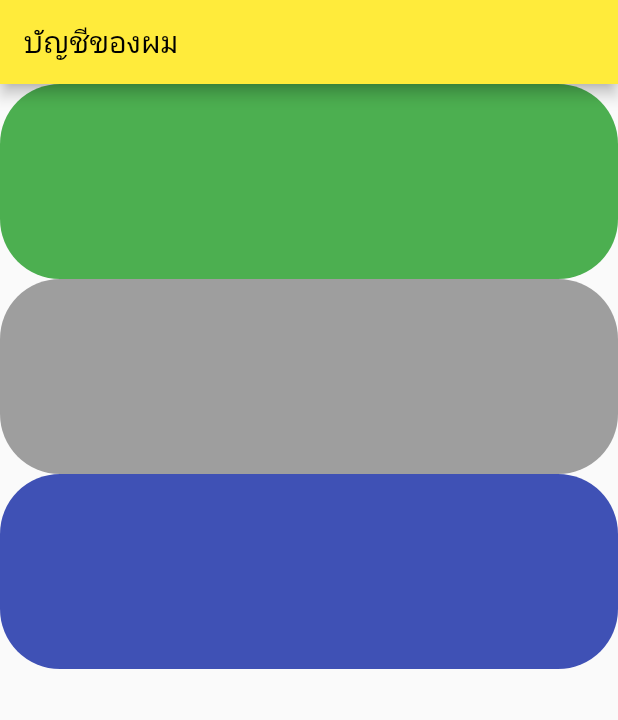
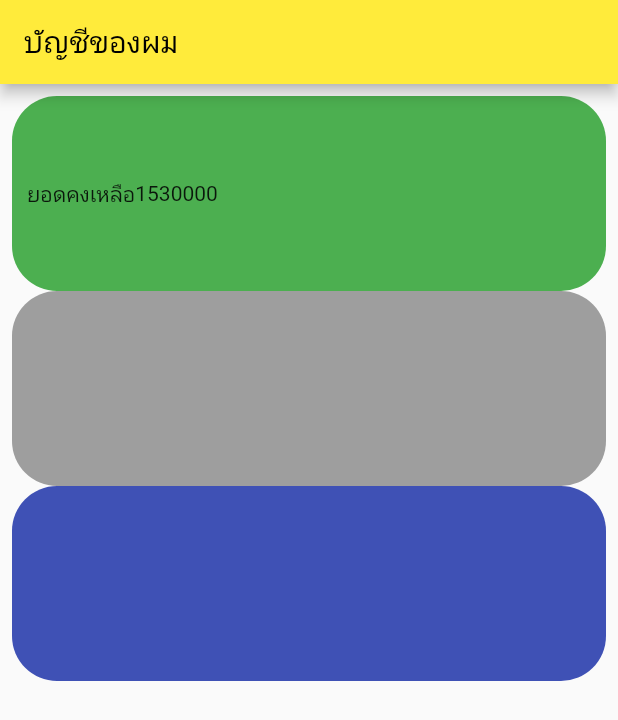
Before and after one commit to SIBPPAKORN/project-flutter_app, a Flutter app: the screen it shows after launch, on a phone screen of 412 x 824 dp. Shown: the top 720 px of the screen. Run offline on Flutter 3.47's test engine with Material 2 defaults, Android fonts, the phone set to English and light mode, and no system bars; missing offline and left inert: dart:html.

Commit message:
my account(3)

```diff
--- a/lib/main.dart
+++ b/lib/main.dart
@@ -1,3 +1,5 @@
+import 'dart:html';
+
 import 'package:flutter/material.dart';
 import 'equipmentmenu.dart';
 
@@ -30,25 +32,34 @@ class _myhomesibpakornState extends State<myhomesibpakorn> {
         appBar: AppBar(
           title: Text("บัญชีของผม"),
         ),
-        body: Column(
+        body: Padding(
+          padding: const EdgeInsets.all(8.0),
+          child: Column(
             children: [
               Container(
+                padding: const EdgeInsets.all(10.0),
                 decoration: BoxDecoration(
-                  color: Colors.green, borderRadius: BorderRadius.circular(40)),
+                    color: Colors.green,
+                    borderRadius: BorderRadius.circular(30)),
                 height: 130,
+                child: Row(
+                  children: [Text("ยอดคงเหลือ"), Text("1530000")],
+                ),
               ),
               Container(
                 decoration: BoxDecoration(
-                  color: Colors.grey, borderRadius: BorderRadius.circular(40)),
+                    color: Colors.grey,
+                    borderRadius: BorderRadius.circular(30)),
                 height: 130,
               ),
               Container(
                 decoration: BoxDecoration(
                     color: Colors.indigo,
-                  borderRadius: BorderRadius.circular(40)),
+                    borderRadius: BorderRadius.circular(30)),
                 height: 130,
               )
             ],
+          ),
         ));
   }
 }
```
Lines whose indentation alone changed are shown as unchanged.
